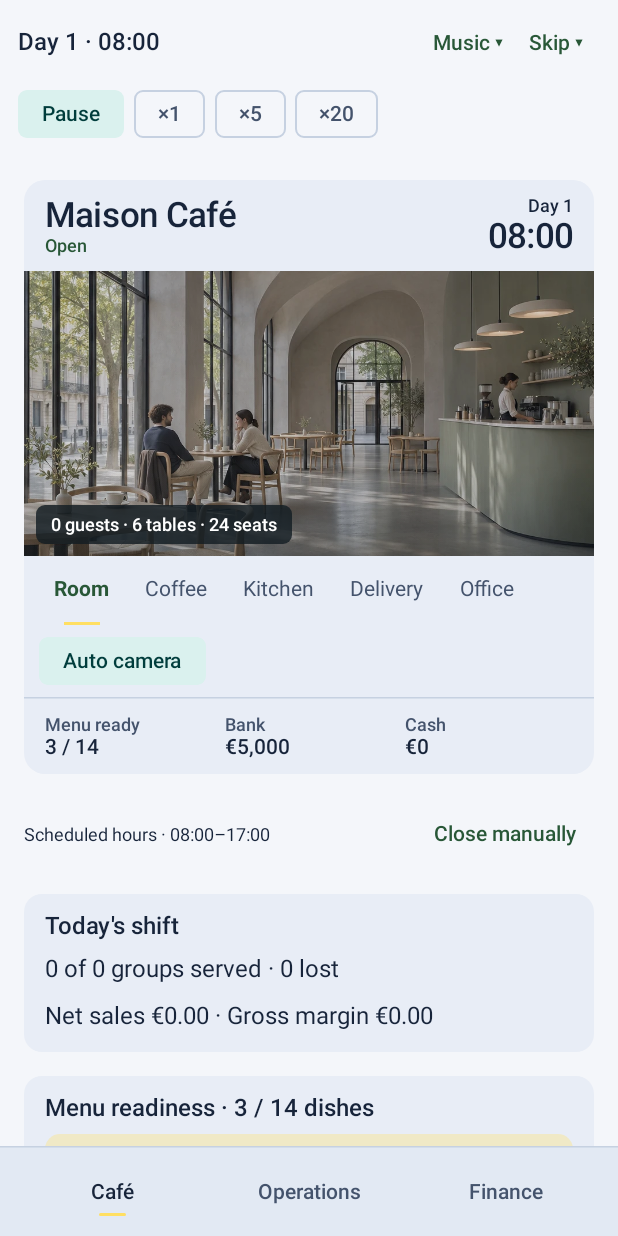
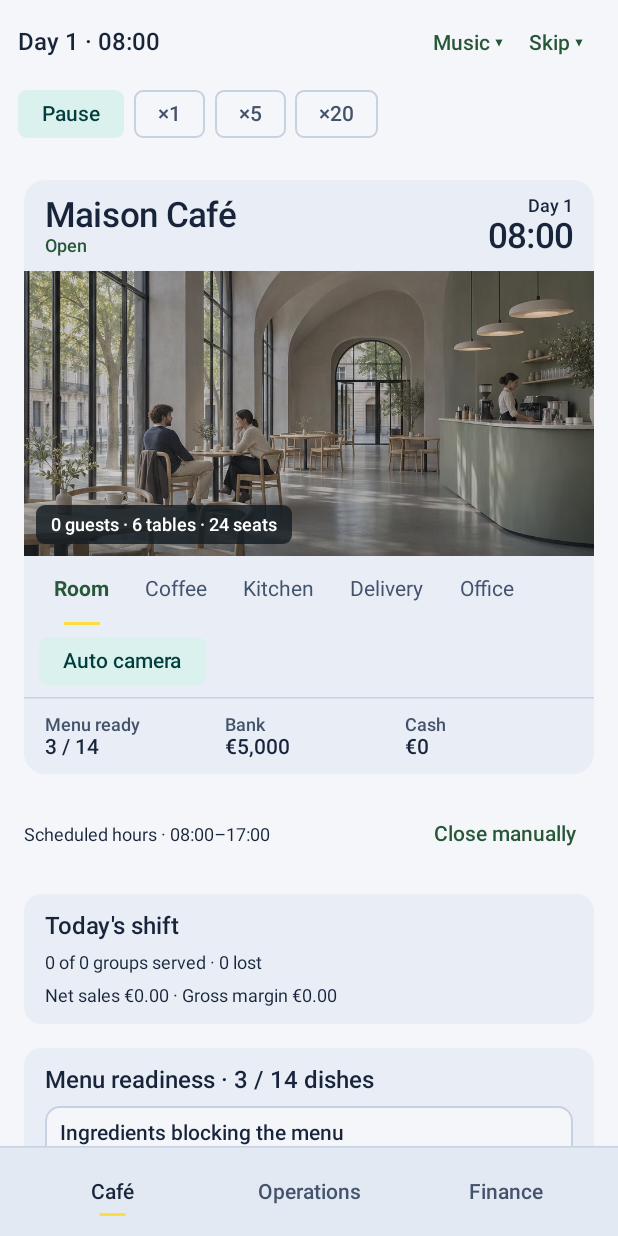
Before and after one commit to volovikigor/runthebusiness, an Android app built with Jetpack Compose: the screen it shows after launch (MainActivity), after a tap on "Start café", on a phone screen of 412 x 824 dp. Run offline under Robolectric (Android 15) with nearby library versions, the phone set to English and light mode, and no system bars; our stand-ins replace Room's generated code.

Commit message:
Polish café readiness and explain promotion workload

```diff
--- a/app/src/main/java/com/example/runthebusiness/ui/cafe/CafeDashboardScreen.kt
+++ b/app/src/main/java/com/example/runthebusiness/ui/cafe/CafeDashboardScreen.kt
@@ -158,7 +158,7 @@ fun CafeDashboardScreen(modifier: Modifier = Modifier, requestedSection: Int = 0
                             style = MaterialTheme.typography.bodySmall)
                     }
                     if (product.enabled && CafePriceDemandRules.discountTrafficWeight(product.id, product.priceCents) > 0) {
-                        Text("This discount attracts extra groups for this item. Check stock and staff capacity.",
+                        Text("This discount attracts extra groups for this item. They need one serving per guest before they count toward staff workload.",
                             style = MaterialTheme.typography.bodySmall)
                     }
                     insights?.let { MenuPriceAnalytics(it) }
--- a/app/src/main/java/com/example/runthebusiness/ui/cafe/CafeHomeScreen.kt
+++ b/app/src/main/java/com/example/runthebusiness/ui/cafe/CafeHomeScreen.kt
@@ -1,5 +1,6 @@
 package com.example.runthebusiness.ui.cafe
 
+import androidx.compose.foundation.BorderStroke
 import androidx.compose.foundation.layout.*
 import androidx.compose.foundation.rememberScrollState
 import androidx.compose.foundation.verticalScroll
@@ -46,24 +47,33 @@ private fun CafeShiftSummary(
             if (shift.day == currentDay) "Today's shift" else "Last shift · Day ${shift.day}",
             style = MaterialTheme.typography.titleMedium
         )
-        Text("${shift.servedGroups} of ${shift.arrivingGroups} groups served · ${shift.lostGroups} lost")
-        if (shift.pendingGroups > 0) Text("Awaiting service: ${shift.pendingGroups}")
-        Text("Net sales ${euro(shift.netSalesCents)} · Gross margin ${euro(shift.grossMarginCents)}")
+        Text("${shift.servedGroups} of ${shift.arrivingGroups} groups served · ${shift.lostGroups} lost",
+                style = MaterialTheme.typography.bodySmall)
+        if (shift.pendingGroups > 0) Text("Awaiting service: ${shift.pendingGroups}",
+                style = MaterialTheme.typography.bodySmall)
+        Text("Net sales ${euro(shift.netSalesCents)} · Gross margin ${euro(shift.grossMarginCents)}",
+                style = MaterialTheme.typography.bodySmall)
         if (shift.noStock > 0) {
-            Text("Groups lost to stock shortages · ${shift.noStock}")
+            Text("Groups lost to stock shortages · ${shift.noStock}",
+                style = MaterialTheme.typography.bodySmall)
             CafeActionButton(onClick = { onOpenOperations(1) }) { Text("Go to purchasing") }
         }
         if (shift.declinedPrice > 0) {
-            Text("Left without buying · ${shift.declinedPrice}")
+            Text("Left without buying · ${shift.declinedPrice}",
+                style = MaterialTheme.typography.bodySmall)
             OutlinedButton(onClick = { onOpenOperations(0) }) { Text("Review menu prices") }
         }
-        if (shift.noSeats > 0) Text("No seats available · ${shift.noSeats}")
+        if (shift.noSeats > 0) Text("No seats available · ${shift.noSeats}",
+                style = MaterialTheme.typography.bodySmall)
         if (shift.staffCapacity > 0) {
-            Text("Groups lost to staff capacity · ${shift.staffCapacity}")
+            Text("Groups lost to staff capacity · ${shift.staffCapacity}",
+                style = MaterialTheme.typography.bodySmall)
             OutlinedButton(onClick = { onOpenOperations(3) }) { Text("Review staffing") }
         }
-        if (shift.staffDisruption > 0) Text("Overdue payroll disruption · ${shift.staffDisruption}")
-        if (shift.rentShutdown > 0) Text("Closed due to overdue rent · ${shift.rentShutdown}")
+        if (shift.staffDisruption > 0) Text("Overdue payroll disruption · ${shift.staffDisruption}",
+                style = MaterialTheme.typography.bodySmall)
+        if (shift.rentShutdown > 0) Text("Closed due to overdue rent · ${shift.rentShutdown}",
+                style = MaterialTheme.typography.bodySmall)
         if (shift.staffDisruption > 0 || shift.rentShutdown > 0) {
             CafeActionButton(onClick = onOpenFinance) { Text("Review unpaid bills") }
         }
@@ -232,7 +242,11 @@ fun CafeHomeScreen(
                         style = MaterialTheme.typography.bodySmall)
                 }
                 if (shortages.isNotEmpty()) {
-                    Surface(shape = MaterialTheme.shapes.medium, color = MaterialTheme.colorScheme.tertiaryContainer.copy(alpha = 0.32f)) {
+                    Surface(
+                        shape = MaterialTheme.shapes.medium,
+                        color = MaterialTheme.colorScheme.surface,
+                        border = BorderStroke(1.dp, MaterialTheme.colorScheme.outlineVariant)
+                    ) {
                         Column(Modifier.fillMaxWidth().padding(10.dp), verticalArrangement = Arrangement.spacedBy(5.dp)) {
                             Text("Ingredients blocking the menu", style = MaterialTheme.typography.titleSmall)
                             val visible = if (showMenuReadiness) shortages else shortages.take(3)
@@ -248,8 +262,12 @@ fun CafeHomeScreen(
                                     val affordable = cashPosition?.let {
                                         it.cashCents >= cost || it.bankCents >= cost
                                     } == true
-                                    OutlinedButton(
+                                    Button(
                                         enabled = !loading && affordable,
+                                        colors = ButtonDefaults.buttonColors(
+                                            containerColor = MaterialTheme.colorScheme.tertiaryContainer,
+                                            contentColor = MaterialTheme.colorScheme.onTertiaryContainer
+                                        ),
                                         onClick = { run { purchasingRepo.purchase(supply.itemId) } }
                                     ) {
                                         Text("Buy ${supply.name} · ${euro(cost)}")
--- a/app/src/main/java/com/example/runthebusiness/ui/theme/Theme.kt
+++ b/app/src/main/java/com/example/runthebusiness/ui/theme/Theme.kt
@@ -20,7 +20,7 @@ private val LightColorScheme = lightColorScheme(
     secondary = Color(0xFF005B59),
     onSecondary = Color.White,
     tertiary = Color(0xFF6F5C13),
-    tertiaryContainer = Color(0xFFFFDF62),
+    tertiaryContainer = Color(0xFFFFDD3F),
     onTertiaryContainer = Color(0xFF443805),
     background = Color(0xFFF4F6FA),
     onBackground = Ink,
@@ -47,8 +47,8 @@ private val DarkColorScheme = darkColorScheme(
     onPrimaryContainer = Color(0xFF16351F),
     onPrimary = Color(0xFF16351F),
     secondary = Color(0xFFA2DDD6),
-    tertiary = Color(0xFFFFDF62),
-    tertiaryContainer = Color(0xFFFFDF62),
+    tertiary = Color(0xFFFFDD3F),
+    tertiaryContainer = Color(0xFFFFDD3F),
     onTertiaryContainer = Color(0xFF443805),
     background = Color(0xFF101827),
     onBackground = Color(0xFFE7EEF9),
```
